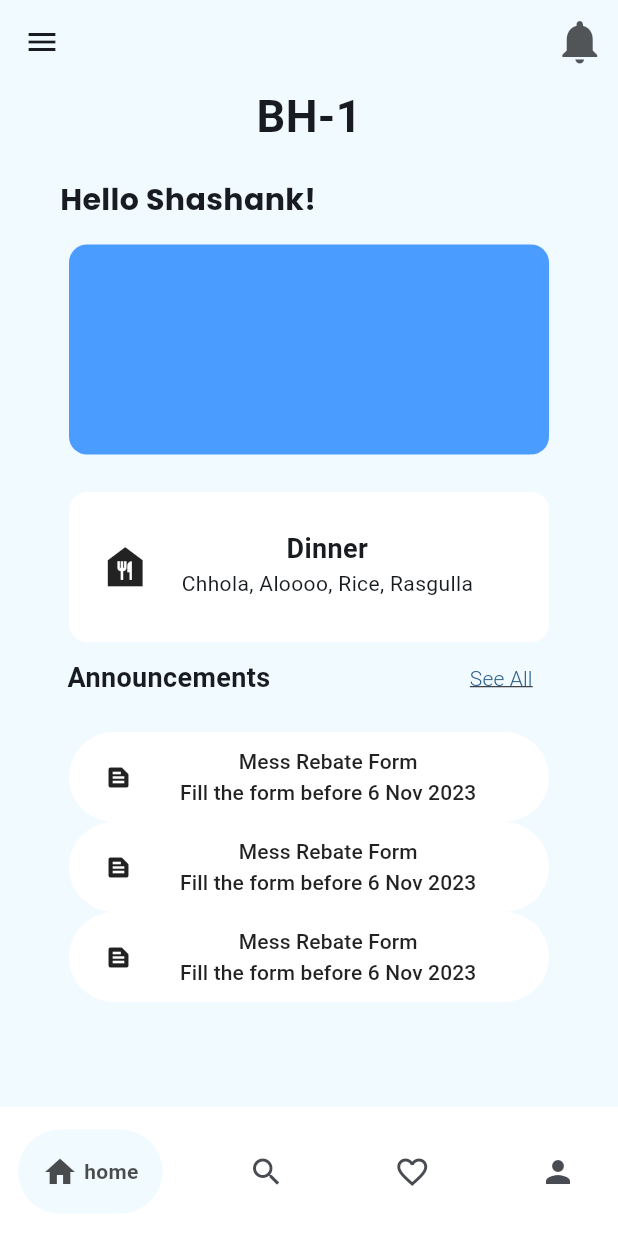
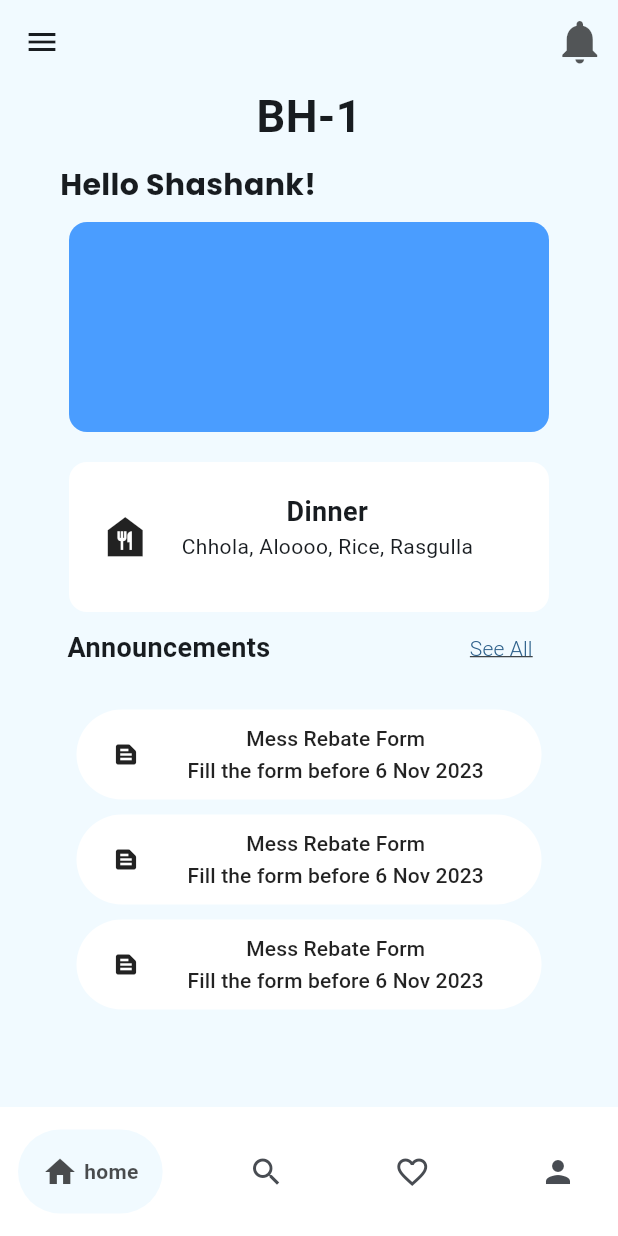
Before and after one commit to parthrevanwar/DormLink, a Flutter app: the screen it shows after launch, on a phone screen of 412 x 824 dp. Run offline on Flutter 3.47's test engine with Material 2 defaults, Android fonts, the phone set to English and light mode, and no system bars; drawn by our look-alikes of google_nav_bar; our stand-ins replace google_fonts.

Commit message:
navbar changes

```diff
--- a/dorm_link/lib/announcements.dart
+++ b/dorm_link/lib/announcements.dart
@@ -40,7 +40,9 @@ class announcements extends StatelessWidget {
             width: 320,
             child: Column(
               children: [
-                ElevatedButton(
+                Padding(
+                  padding: const EdgeInsets.all(5.0),
+                  child: ElevatedButton(
                       onPressed: () {},
                       style: ElevatedButton.styleFrom(
                           elevation: 0,
@@ -67,8 +69,11 @@ class announcements extends StatelessWidget {
                           )
                         ],
                       )),
+                ),
                 //SizedBox(height: 12,),
-                ElevatedButton(
+                Padding(
+                  padding: const EdgeInsets.all(5.0),
+                  child: ElevatedButton(
                       onPressed: () {},
                       style: ElevatedButton.styleFrom(
                           elevation: 0,
@@ -95,8 +100,11 @@ class announcements extends StatelessWidget {
                           )
                         ],
                       )),
+                ),
                 // SizedBox(height: 12,),
-                ElevatedButton(
+                Padding(
+                  padding: const EdgeInsets.all(5.0),
+                  child: ElevatedButton(
                       onPressed: () {},
                       style: ElevatedButton.styleFrom(
                           elevation: 0,
@@ -106,7 +114,7 @@ class announcements extends StatelessWidget {
                       child: Row(
                         children: [
                           Icon(Icons.text_snippet),
-                        SizedBox(
+                          const SizedBox(
                             width: 32,
                           ),
                           Column(
@@ -123,6 +131,7 @@ class announcements extends StatelessWidget {
                           )
                         ],
                       )),
+                ),
               ],
             ),
           ),
--- /dev/null
+++ b/dorm_link/lib/gnav.dart
@@ -0,0 +1,67 @@
+import 'package:flutter/material.dart';
+import 'package:google_nav_bar/google_nav_bar.dart';
+import 'profilepage.dart';
+import 'now_playing.dart';
+import 'announcements.dart';
+import 'main.dart';
+
+class gnav extends StatefulWidget {
+  gnav({super.key});
+
+  @override
+  State<gnav> createState() => _gnavState();
+}
+
+class _gnavState extends State<gnav> {
+  @override
+  Widget build(BuildContext context) {
+    return Container(
+      color: Colors.white,
+      // margin: EdgeInsets.all(15),
+      padding: const EdgeInsets.symmetric(vertical: 15, horizontal: 12),
+      child: GNav(
+        backgroundColor: Colors.white,
+        gap: 4,
+        color: Color.fromARGB(255, 72, 76, 82),
+        activeColor: Color.fromARGB(178, 0, 0, 0),
+        tabBackgroundColor: Color.fromARGB(255, 241, 250, 255),
+        padding: EdgeInsets.all(16),
+        tabs: [
+          GButton(
+            icon: Icons.home,
+            text: 'home',
+          ),
+          GButton(
+            onPressed: () {
+              Navigator.push(context,
+                  MaterialPageRoute(builder: (context) => now_playing()));
+            },
+            icon: Icons.search,
+            text: 'search',
+          ),
+          GButton(
+            onPressed: () {
+              Navigator.push(context,
+                  MaterialPageRoute(builder: (context) => ProfilePage()));
+            },
+            icon: Icons.favorite_border,
+            text: '---',
+          ),
+          GButton(
+            onPressed: () {
+              Navigator.push(context,
+                  MaterialPageRoute(builder: (context) => ProfilePage()));
+            },
+            icon: Icons.person,
+            text: 'Profile',
+          ),
+        ],
+        // selectedIndex: selectedIndex,
+        // onTabChange: (index) {
+        //   setState(() {
+        //     selectedIndex = index;
+        //   });}
+      ),
+    );
+  }
+}
--- a/dorm_link/lib/home.dart
+++ b/dorm_link/lib/home.dart
@@ -21,7 +21,7 @@ class Home extends StatelessWidget {
         ),
 
         SizedBox(
-          height: 20,
+          height: 10,
         ),
 
         Padding(
@@ -41,7 +41,7 @@ class Home extends StatelessWidget {
         //   textAlign: TextAlign.left,
         // ),
         Padding(
-          padding: const EdgeInsets.symmetric(vertical: 15.0, horizontal: 10),
+          padding: const EdgeInsets.symmetric(vertical: 10.0, horizontal: 10),
           child: Center(
             child: Container(
               height: 140,
@@ -89,7 +89,7 @@ class Home extends StatelessWidget {
                 children: [
                   Center(
                     child: Padding(
-                      padding: EdgeInsets.only(top: 25.0),
+                      padding: EdgeInsets.only(top: 20.0),
                       child: Text(
                         textAlign: TextAlign.left,
                         "Dinner",
--- a/dorm_link/lib/main.dart
+++ b/dorm_link/lib/main.dart
@@ -1,3 +1,4 @@
+import 'package:dorm_link/gnav.dart';
 import 'package:flutter/material.dart';
 import 'package:dorm_link/sidebar.dart';
 import 'package:google_nav_bar/google_nav_bar.dart';
@@ -38,6 +39,17 @@ class MyHomePage extends StatefulWidget {
 }
 
 class _MyHomePageState extends State<MyHomePage> {
+  int selectedIndex = 0;
+  static const List<Widget> _widgetOptions = <Widget>[
+    Home(),
+    Text(
+      'Likes',
+    ),
+    Text(
+      'Search',
+    ),
+    ProfilePage(),
+  ];
   @override
   Widget build(BuildContext context) {
     //Widget? currentScreen = const Home();
@@ -71,50 +83,51 @@ class _MyHomePageState extends State<MyHomePage> {
           ),
         ],
       ),
-      body: Home(),
-      bottomNavigationBar: Container(
-        color: Colors.white,
-        // margin: EdgeInsets.all(15),
-        padding: const EdgeInsets.symmetric(vertical: 15, horizontal: 12),
-        child: GNav(
-          backgroundColor: Colors.white,
-          gap: 4,
-          color: Color.fromARGB(255, 72, 76, 82),
-          activeColor: Color.fromARGB(178, 0, 0, 0),
-          tabBackgroundColor: Color.fromARGB(255, 241, 250, 255),
-          padding: EdgeInsets.all(16),
-          tabs: [
-            GButton(
-              icon: Icons.home,
-              text: 'home',
-            ),
-            GButton(
-              onPressed: () {
-                Navigator.push(context,
-                    MaterialPageRoute(builder: (context) => now_playing()));
-              },
-              icon: Icons.search,
-              text: 'search',
-            ),
-            GButton(
-              onPressed: () {
-                Navigator.push(context,
-                    MaterialPageRoute(builder: (context) => ProfilePage()));
-              },
-              icon: Icons.favorite_border,
-              text: '---',
-            ),
-            GButton(
-              onPressed: () {
-                Navigator.push(context,
-                    MaterialPageRoute(builder: (context) => ProfilePage()));
-              },
-              icon: Icons.person,
-              text: 'Profile',
-            ),
-          ],
-        ),
-      ),
+      body: Center(child: _widgetOptions.elementAt(selectedIndex)),
+      bottomNavigationBar: gnav(),
+      //Container(
+      //   color: Colors.white,
+      //   // margin: EdgeInsets.all(15),
+      //   padding: const EdgeInsets.symmetric(vertical: 15, horizontal: 12),
+      //   child: GNav(
+      //     backgroundColor: Colors.white,
+      //     gap: 4,
+      //     color: Color.fromARGB(255, 72, 76, 82),
+      //     activeColor: Color.fromARGB(178, 0, 0, 0),
+      //     tabBackgroundColor: Color.fromARGB(255, 241, 250, 255),
+      //     padding: EdgeInsets.all(16),
+      //     tabs: [
+      //       GButton(
+      //         icon: Icons.home,
+      //         text: 'home',
+      //       ),
+      //       GButton(
+      //         onPressed: () {
+      //           Navigator.push(context,
+      //               MaterialPageRoute(builder: (context) => now_playing()));
+      //         },
+      //         icon: Icons.search,
+      //         text: 'search',
+      //       ),
+      //       GButton(
+      //         onPressed: () {
+      //           Navigator.push(context,
+      //               MaterialPageRoute(builder: (context) => ProfilePage()));
+      //         },
+      //         icon: Icons.favorite_border,
+      //         text: '---',
+      //       ),
+      //       GButton(
+      //         onPressed: () {
+      //           Navigator.push(context,
+      //               MaterialPageRoute(builder: (context) => ProfilePage()));
+      //         },
+      //         icon: Icons.person,
+      //         text: 'Profile',
+      //       ),
+      //     ],
+      //   ),
+      // ),
     );
   }
 }
--- a/dorm_link/lib/now_playing.dart
+++ b/dorm_link/lib/now_playing.dart
@@ -1,3 +1,4 @@
+import 'package:dorm_link/gnav.dart';
 import 'package:flutter/material.dart';
 
 class now_playing extends StatelessWidget {
@@ -6,6 +7,7 @@ class now_playing extends StatelessWidget {
   @override
   Widget build(BuildContext context) {
     return Scaffold(
+      backgroundColor: Color.fromARGB(255, 241, 250, 255),
       body: Column(
         children: [
           Row(
@@ -186,6 +188,7 @@ class now_playing extends StatelessWidget {
           )
         ],
       ),
+      bottomNavigationBar: gnav(),
     );
   }
 }
```
Also changed, not shown: dorm_link/lib/profilepage.dart (+33 -5 lines). Lines whose indentation alone changed are shown as unchanged.
